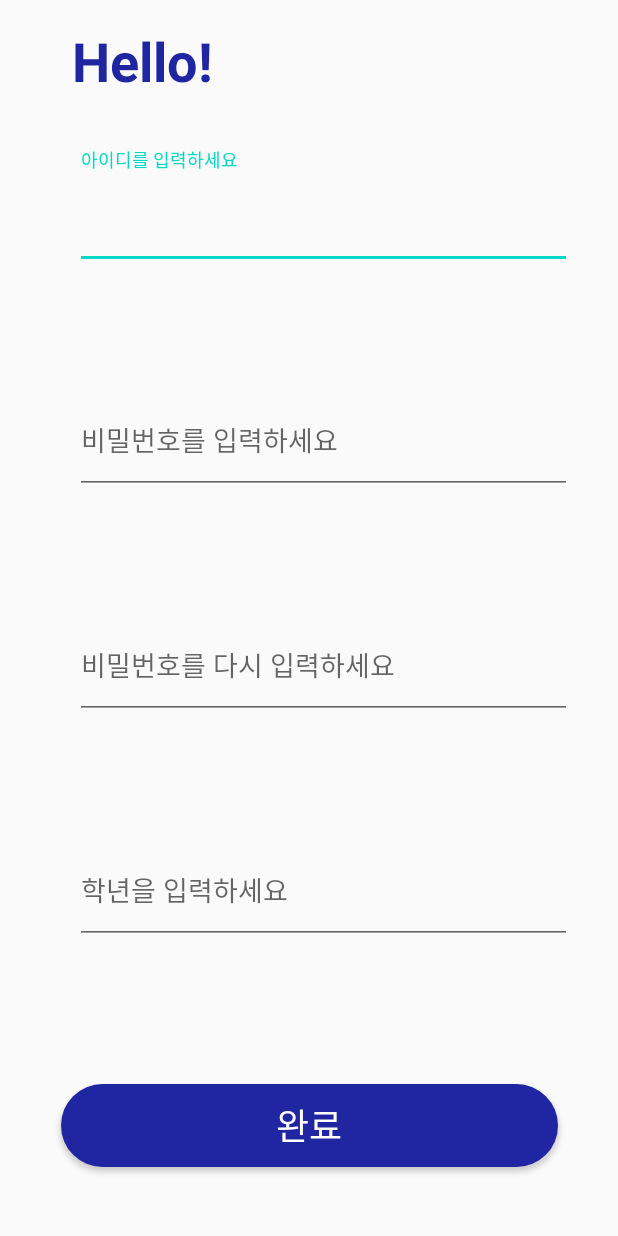
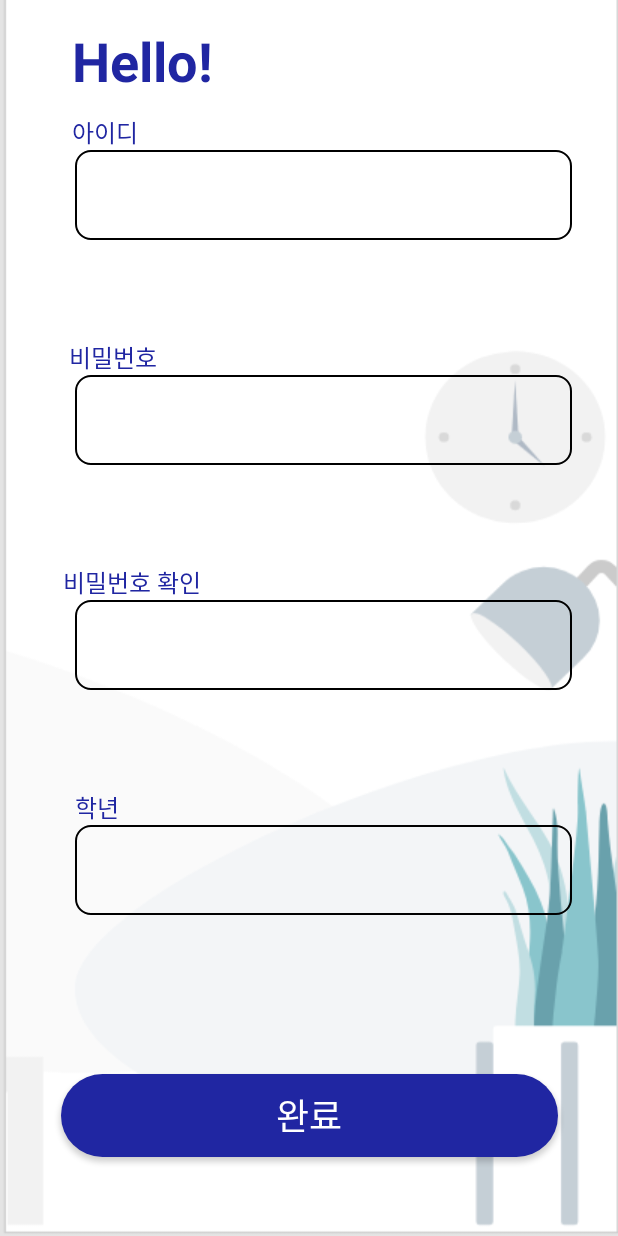
Before and after one commit to Choi-Jinwoo/DaesoWiki, an Android app: the SignUpActivity screen opened directly, with no data from a screen before it, on a phone screen of 412 x 824 dp. Run offline under Robolectric (Android 15) with nearby library versions, the phone set to English and light mode, and no system bars; our stand-ins replace data binding.

Commit message:
[커밋]

```diff
--- a/DaesoWiki_Android/app/src/main/res/layout/activity_sign_up.xml
+++ b/DaesoWiki_Android/app/src/main/res/layout/activity_sign_up.xml
@@ -5,7 +5,6 @@
     tools:context=".view.SignUpActivity">
 
     <data>
-
         <variable
             name="viewModel"
             type="com.example.daesowiki.viewmodel.SignUpViewModel" />
@@ -13,57 +12,84 @@
 
     <androidx.constraintlayout.widget.ConstraintLayout
         android:layout_width="match_parent"
-        android:layout_height="match_parent">
+        android:layout_height="match_parent"
+        android:background="@drawable/backgroung2"
+        >
 
         <TextView
+            android:id="@+id/textView2"
             android:layout_width="wrap_content"
             android:layout_height="wrap_content"
             android:layout_marginStart="48dp"
             android:layout_marginTop="16dp"
             android:text="Hello!"
-        android:textStyle="bold"
             android:textColor="#2026a2"
             android:textSize="36sp"
+            android:textStyle="bold"
             app:layout_constraintStart_toStartOf="parent"
             app:layout_constraintTop_toTopOf="parent" />
 
-    <com.google.android.material.textfield.TextInputLayout
+        <TextView
+            android:id="@+id/textView3"
+            android:layout_width="wrap_content"
+            android:layout_height="wrap_content"
+            android:text="아이디"
+            android:textColor="#2026a2"
+            android:textSize="16sp"
+            app:layout_constraintBottom_toTopOf="@+id/Sign_id_Et"
+            app:layout_constraintEnd_toEndOf="parent"
+            app:layout_constraintHorizontal_bias="0.131"
+            app:layout_constraintStart_toStartOf="parent" />
+
+        <EditText
             android:id="@+id/Sign_id_Et"
             android:layout_width="331dp"
-        android:layout_height="79dp"
+            android:layout_height="60dp"
             android:layout_marginTop="100dp"
+            android:background="@drawable/edit_background"
             app:layout_constraintEnd_toEndOf="parent"
             app:layout_constraintHorizontal_bias="0.621"
             app:layout_constraintStart_toStartOf="parent"
-        app:layout_constraintTop_toTopOf="parent">
+            app:layout_constraintTop_toTopOf="parent"
+            android:text="@={viewModel.id}"
+            />
 
-        <com.google.android.material.textfield.TextInputEditText
-            android:layout_width="match_parent"
-            android:layout_height="match_parent"
-            android:hint="아이디를 입력하세요"
-            android:text="@={viewModel.id}"
-            android:inputType="text" />
-    </com.google.android.material.textfield.TextInputLayout>
+        <TextView
+            android:id="@+id/textView4"
+            android:layout_width="wrap_content"
+            android:layout_height="wrap_content"
+            android:text="비밀번호"
+            android:textColor="#2026a2"
+            android:textSize="16sp"
+            app:layout_constraintBottom_toTopOf="@+id/sign_pw_Et"
+            app:layout_constraintEnd_toEndOf="parent"
+            app:layout_constraintHorizontal_bias="0.131"
+            app:layout_constraintStart_toStartOf="parent" />
 
-    <com.google.android.material.textfield.TextInputLayout
+        <EditText
             android:id="@+id/sign_pw_Et"
             android:layout_width="331dp"
-        android:layout_height="79dp"
+            android:layout_height="60dp"
             android:layout_marginTop="250dp"
+            android:background="@drawable/edit_background"
             app:layout_constraintEnd_toEndOf="parent"
             app:layout_constraintHorizontal_bias="0.621"
             app:layout_constraintStart_toStartOf="parent"
-        app:layout_constraintTop_toTopOf="parent">
-
-        <com.google.android.material.textfield.TextInputEditText
-            android:layout_width="match_parent"
-            android:layout_height="match_parent"
-            android:hint="비밀번호를 입력하세요"
+            app:layout_constraintTop_toTopOf="parent"
             android:text="@={viewModel.pw}"
             android:inputType="textPassword"
-            android:textColorHint="#000000" />
+            />
 
-    </com.google.android.material.textfield.TextInputLayout>
+        <TextView
+            android:layout_width="wrap_content"
+            android:layout_height="wrap_content"
+            android:text="비밀번호 확인"
+            android:textColor="#2026a2"
+            android:textSize="16sp"
+            app:layout_constraintBottom_toTopOf="@+id/sign_repw_Et"
+            app:layout_constraintEnd_toEndOf="parent"
+            app:layout_constraintHorizontal_bias="0.131"
+            app:layout_constraintStart_toStartOf="parent" />
 
         <TextView
             android:id="@+id/sign_ckpw_Tv"
@@ -71,50 +97,51 @@
             android:layout_height="wrap_content"
             android:text=""
             android:textColor="#2026a2"
-            android:textSize="26sp"
+            android:textSize="16sp"
             app:layout_constraintBottom_toTopOf="@+id/sign_repw_Et"
             app:layout_constraintEnd_toEndOf="parent"
             app:layout_constraintHorizontal_bias="0.853"
             app:layout_constraintStart_toStartOf="parent" />
 
-        <com.google.android.material.textfield.TextInputLayout
+        <TextView
+            android:layout_width="wrap_content"
+            android:layout_height="wrap_content"
+            android:text="학년"
+            android:textColor="#2026a2"
+            android:textSize="16sp"
+            app:layout_constraintBottom_toTopOf="@+id/Sign_student_Et"
+            app:layout_constraintEnd_toEndOf="parent"
+            app:layout_constraintHorizontal_bias="0.131"
+            app:layout_constraintStart_toStartOf="parent" />
+
+        <EditText
             android:id="@+id/sign_repw_Et"
             android:layout_width="331dp"
-        android:layout_height="79dp"
+            android:layout_height="60dp"
             android:layout_marginTop="400dp"
+            android:background="@drawable/edit_background"
             app:layout_constraintEnd_toEndOf="parent"
             app:layout_constraintHorizontal_bias="0.621"
             app:layout_constraintStart_toStartOf="parent"
-        app:layout_constraintTop_toTopOf="parent">
-
-        <com.google.android.material.textfield.TextInputEditText
-            android:layout_width="match_parent"
-            android:layout_height="match_parent"
-            android:hint="비밀번호를 다시 입력하세요"
+            app:layout_constraintTop_toTopOf="parent"
             android:text="@={viewModel.repw}"
             android:inputType="textPassword"
-            android:textColorHint="#000000" />
-    </com.google.android.material.textfield.TextInputLayout>
+            />
 
-
-    <com.google.android.material.textfield.TextInputLayout
+        <EditText
             android:id="@+id/Sign_student_Et"
             android:layout_width="331dp"
-        android:layout_height="79dp"
+            android:layout_height="60dp"
             android:layout_marginTop="550dp"
+            android:background="@drawable/edit_background"
             app:layout_constraintEnd_toEndOf="parent"
             app:layout_constraintHorizontal_bias="0.621"
             app:layout_constraintStart_toStartOf="parent"
-        app:layout_constraintTop_toTopOf="parent">
-
-        <com.google.android.material.textfield.TextInputEditText
-            android:layout_width="match_parent"
-            android:layout_height="match_parent"
-            android:hint="학년을 입력하세요"
+            app:layout_constraintTop_toTopOf="parent"
             android:text="@={viewModel.grade}"
             android:inputType="number"
-            android:textColorHint="#000000" />
-    </com.google.android.material.textfield.TextInputLayout>
+            />
+
 
         <Button
             android:id="@+id/sign_next_Btn"
```
Also changed, not shown: DaesoWiki_Android/app/src/main/res/layout/activity_login.xml (+50 -38 lines), DaesoWiki_Android/app/src/main/res/drawable-v24/background.png (added), DaesoWiki_Android/app/src/main/res/drawable-v24/backgroung2.png (added). Lines whose indentation alone changed are shown as unchanged.
